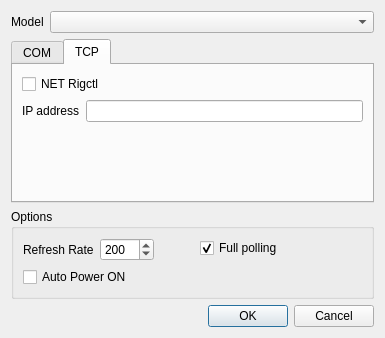
PianetaRadio/CatRadio, file dialogconfig.ui: the form before one commit.
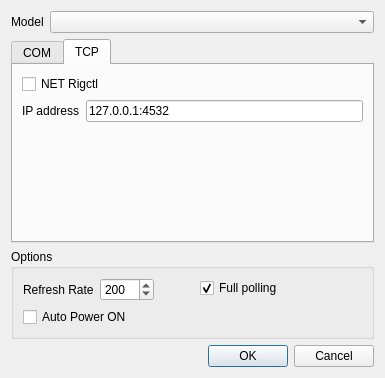
The form after the commit. The open tabs and pages were chosen to show the change.

Commit message: Default value for NET connection

Diff of the .ui file:
```diff
--- a/dialogconfig.ui
+++ b/dialogconfig.ui
@@ -7,7 +7,7 @@
     <x>0</x>
     <y>0</y>
     <width>385</width>
-    <height>338</height>
+    <height>378</height>
    </rect>
   </property>
   <property name="windowTitle">
@@ -145,7 +145,10 @@
        <item row="3" column="1">
         <widget class="QLineEdit" name="lineEdit_ip">
          <property name="toolTip">
-          <string>e.g. 127.0.0.1:4532</string>
+          <string>rigctld ip:port</string>
+         </property>
+         <property name="text">
+          <string>127.0.0.1:4532</string>
          </property>
         </widget>
        </item>
```
